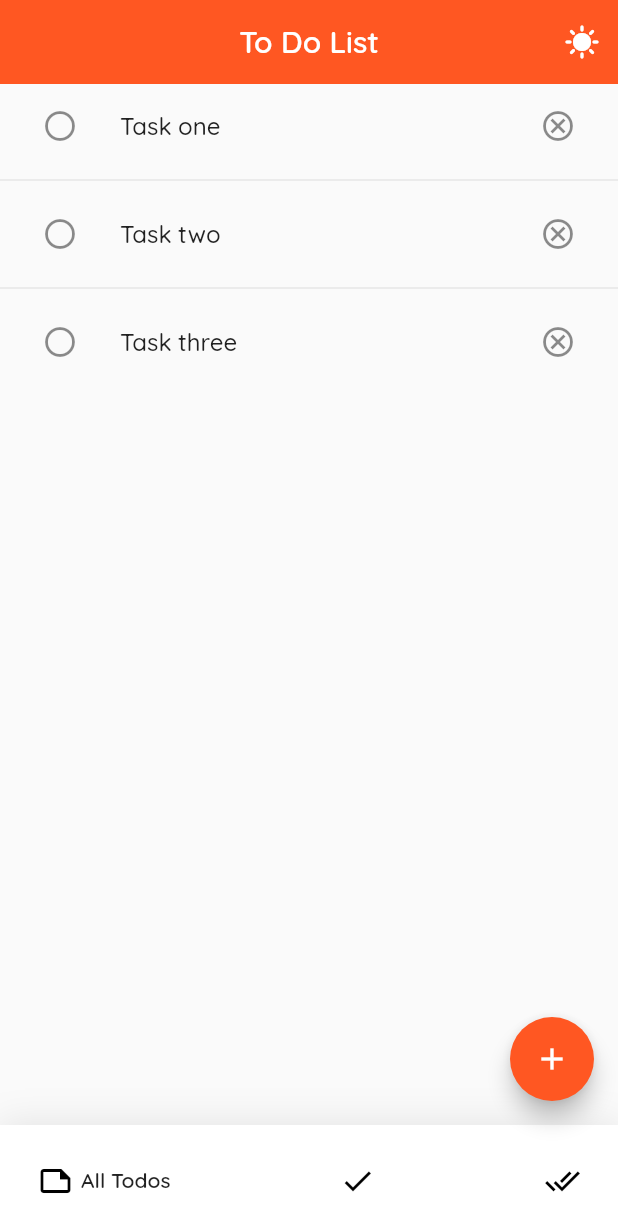
After one commit to DANIEL-DEMELASH/Todo_with_provider, a Flutter app: the screen it shows after launch, on a phone screen of 412 x 824 dp. The commit adds this screen. Shown: the top 1232 px of the screen. Run offline on Flutter 3.47's test engine with Material 2 defaults, Android fonts, the phone set to English and light mode, and no system bars; drawn by our look-alikes of google_nav_bar.

Commit message:
refactor: all, completed and incomplete tasks view

```diff
--- /dev/null
+++ b/lib/widgets/custom_todo_list.dart
@@ -0,0 +1,44 @@
+import 'package:flutter/material.dart';
+import 'package:todo/models/todo_model.dart';
+
+class TodoList extends StatelessWidget {
+  const TodoList({
+    Key? key,
+    required this.data,
+    required this.todos,
+  }) : super(key: key);
+  final data;
+  final List<Todo> todos;
+
+  @override
+  Widget build(BuildContext context) {
+    return ListView.separated(
+        itemBuilder: ((context, index) {
+          return ListTile(
+            leading: IconButton(
+                onPressed: () {
+                  data.updateTodo(todos[index]);
+                },
+                icon: Icon(todos[index].isCompleted
+                    ? Icons.circle
+                    : Icons.circle_outlined)),
+            title: Text(
+              todos[index].task,
+              style: TextStyle(
+                  decoration: todos[index].isCompleted
+                      ? TextDecoration.lineThrough
+                      : TextDecoration.none),
+            ),
+            trailing: IconButton(
+                onPressed: () {
+                  data.deleteTodo(todos[index]);
+                },
+                icon: const Icon(Icons.cancel_outlined)),
+          );
+        }),
+        separatorBuilder: ((context, index) {
+          return const Divider();
+        }),
+        itemCount: todos.length);
+  }
+}
```
Also changed, not shown: lib/screens/todo_screen.dart (+18 -103 lines), lib/widgets/custom_bottom_nav.dart (deleted).
